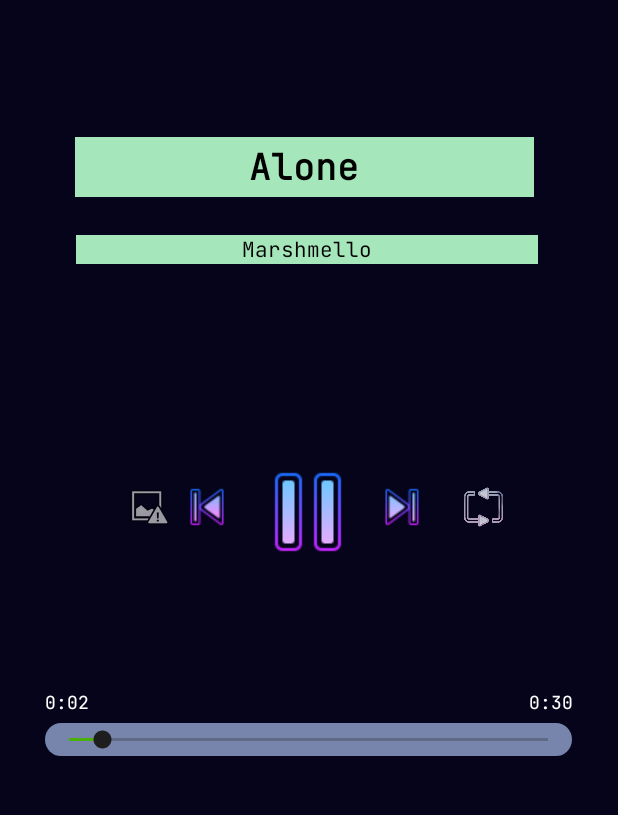
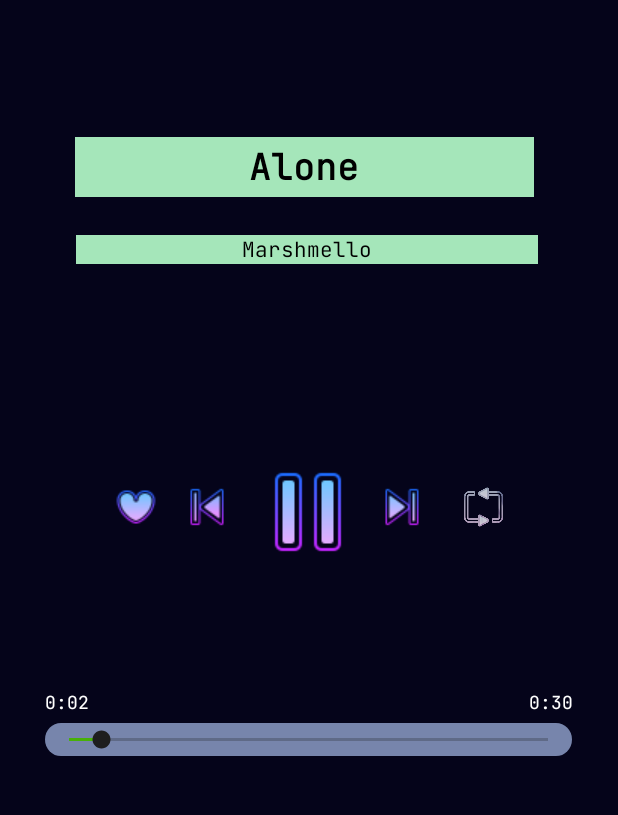
Before and after one commit to TuneWave-APP/Java-App, an Android app: the musicplayer screen opened directly, with no data from a screen before it, after a tap on an icon or button, on a phone screen of 412 x 824 dp, the part 383-1198 px from its top. Run offline under Robolectric (Android 15) with nearby library versions, the phone set to English and light mode, and no system bars; 3 other taps on this screen came first.

Commit message:
Added Like Button Functionality

```diff
--- a/APPmusicplayerAPP/app/src/main/java/com/example/appmusicplayerapp/musicplayer.java
+++ b/APPmusicplayerAPP/app/src/main/java/com/example/appmusicplayerapp/musicplayer.java
@@ -50,9 +50,9 @@
         AlbumCover = findViewById(R.id.PlayerAlbumCover);
 
         // Add songs to the linked list
-        songList.add(new String[]{"Summer", "Marshmello", String.valueOf(R.drawable.tunewave_logo), String.valueOf(R.raw.marshmello_summer)});
-        songList.add(new String[]{"Alone", "Marshmello", String.valueOf(R.drawable.tunewave_logo), String.valueOf(R.raw.marshmello_alone)});
-        songList.add(new String[]{"Summer", "Calvin Harris", String.valueOf(R.drawable.tunewave_logo), String.valueOf(R.raw.calvin_harris_summer)});
+        songList.add(new String[]{"Summer", "Marshmello", String.valueOf(R.drawable.tunewave_logo), String.valueOf(R.raw.marshmello_summer), String.valueOf(false)});
+        songList.add(new String[]{"Alone", "Marshmello", String.valueOf(R.drawable.tunewave_logo), String.valueOf(R.raw.marshmello_alone), String.valueOf(false)});
+        songList.add(new String[]{"Summer", "Calvin Harris", String.valueOf(R.drawable.tunewave_logo), String.valueOf(R.raw.calvin_harris_summer), String.valueOf(false)});
         songListsize = songList.size();
 
         try {
@@ -70,6 +70,7 @@
             setupSeekBarListener();
             updateUIComponents();
             handler.post(updateUIRunnable);
+            handler.post(updateLikeRunnable);
 
         } catch (Exception e) {
             e.printStackTrace();
@@ -137,6 +138,13 @@
             handler.postDelayed(this, 1000);
         }
     };
+    Runnable updateLikeRunnable = new Runnable() {
+        @Override
+        public void run() {
+            checkLikeButton(Boolean.parseBoolean(songList.get(currsongindex)[4]));
+            handler.postDelayed(this, 50);
+        }
+    };
 
     void updateUIComponents() {
         if (!isSeeking) {
@@ -190,9 +198,27 @@
         LikeButton.setOnClickListener(new View.OnClickListener() {
             @Override
             public void onClick(View v) {
-                //To be filled
+                if(!Boolean.parseBoolean(songList.get(currsongindex)[4])){
+                    LikeButton.setImageResource(R.drawable.heart_fill_1);
+                    songList.get(currsongindex)[4] = String.valueOf(true);
+                }
+                else {
+                    LikeButton.setImageResource(R.drawable.heart_outline_1);
+                    songList.get(currsongindex)[4] = String.valueOf(false);
+                }
             }
         });
+    }
+
+    void checkLikeButton(boolean like)
+    {
+        if(like)
+        {
+            LikeButton.setImageResource(R.drawable.heart_fill_1);
+        }
+        else{
+            LikeButton.setImageResource(R.drawable.heart_outline_1);
+        }
     }
 
     void setupPrevButtonListener() {
--- a/APPmusicplayerAPP/app/src/main/res/layout/activity_musicplayer.xml
+++ b/APPmusicplayerAPP/app/src/main/res/layout/activity_musicplayer.xml
@@ -104,11 +104,11 @@
             android:background="@null"/>
     <ImageButton
             android:layout_width="wrap_content"
-            android:layout_height="wrap_content" app:srcCompat="@android:drawable/ic_menu_report_image"
+            android:layout_height="wrap_content" app:srcCompat="@drawable/heart_outline_1"
             android:id="@+id/PlayerLikeButton"
             android:background="@null"
             app:layout_constraintBottom_toBottomOf="parent"
-            app:layout_constraintTop_toTopOf="parent" app:layout_constraintHorizontal_bias="0.922"
+            app:layout_constraintTop_toTopOf="parent" app:layout_constraintHorizontal_bias="0.833"
             app:layout_constraintVertical_bias="0.729" app:layout_constraintStart_toStartOf="parent"
             app:layout_constraintEnd_toStartOf="@+id/PlayerPrevBut"/>
     <ImageButton
```
Also changed, not shown: APPmusicplayerAPP/app/src/main/res/drawable/heart_fill_1.png (added), APPmusicplayerAPP/app/src/main/res/drawable/heart_outline_1.png (added), 2 other files.
